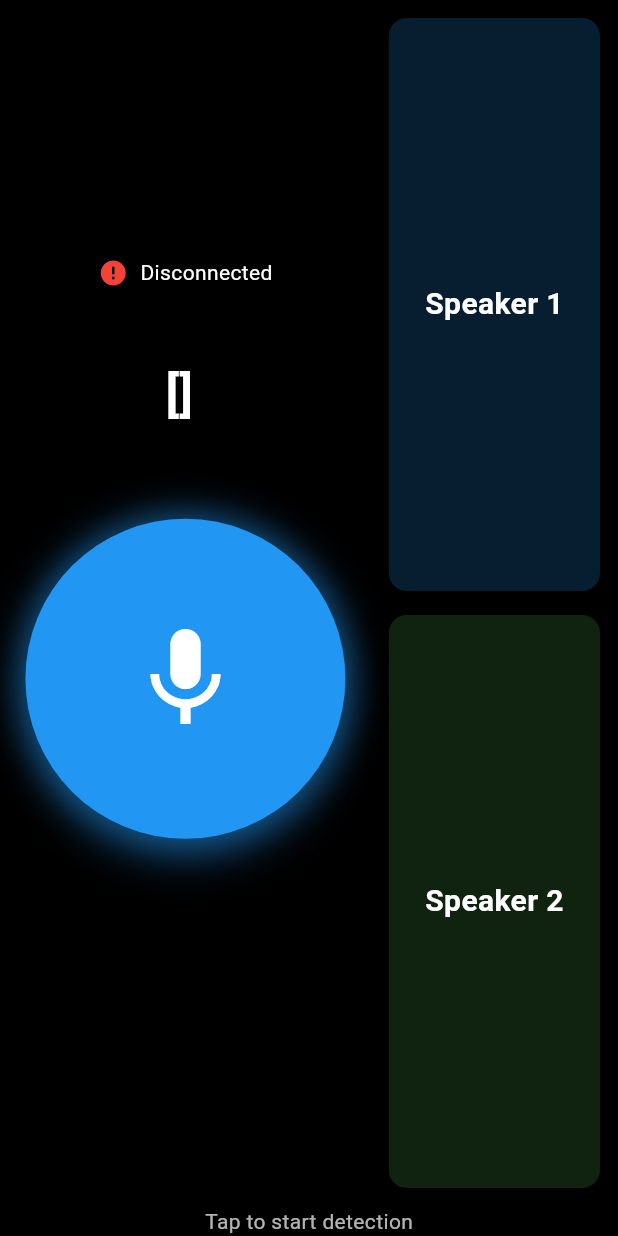
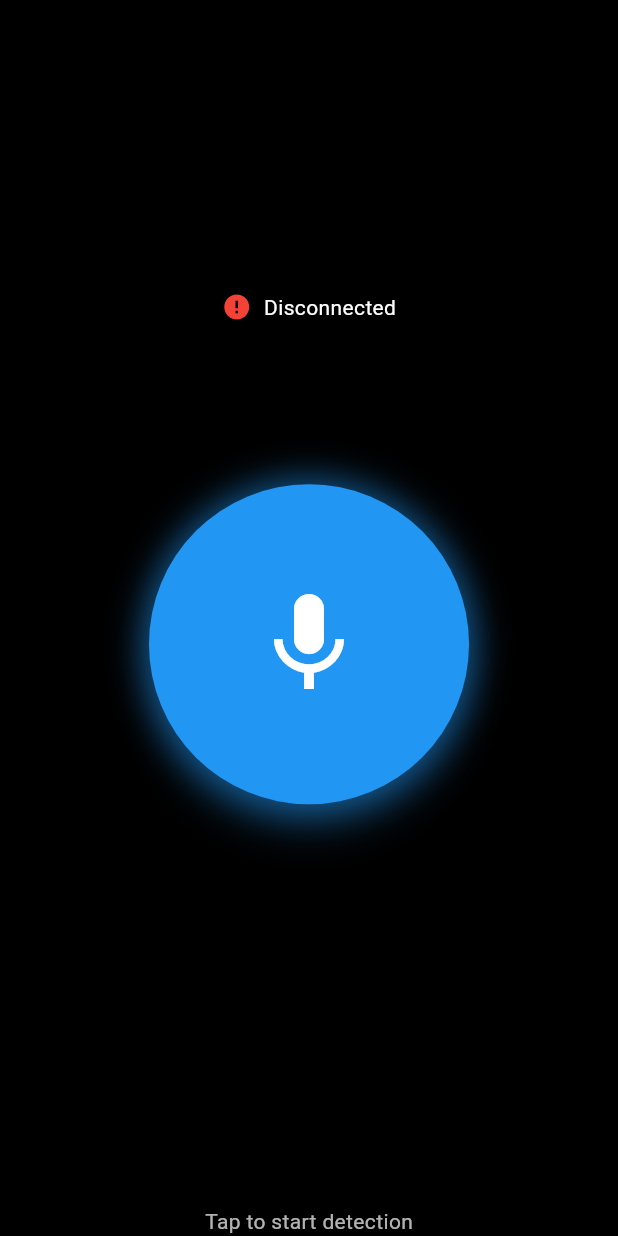
Before and after one commit to EmoAI-Translator/EmoAI-Translator, a Flutter app: the screen it shows after launch, on a phone screen of 412 x 824 dp. Run offline on Flutter 3.47's test engine with Material 3 defaults, Android fonts, the phone set to English and light mode, and no system bars; our stand-ins replace flutter_tts, web; missing offline and left inert: dart:js, dart:js_interop, dart:js_util; network calls fail; statements that could not run were skipped.

Commit message:
feat: MVP Ver.1 -TTS Implemted -Reactive Chat history Added

```diff
--- a/frontend/lib/main.dart
+++ b/frontend/lib/main.dart
@@ -58,6 +58,9 @@ class TTS {
   }
 }
 
+//supported lanuages, right now, lanuage is hardcoded in surver side
+enum Language { ko, en }
+
 class MyApp extends StatelessWidget {
   const MyApp({super.key});
 
@@ -116,8 +119,12 @@ class _EmotionDetectionPageState extends State<EmotionDetectionPage> {
   bool recorderSet = false;
 
   final List<Float32List> _buffers = [];
-  // Uint8List? _recordedBytes;
   TTS tts = TTS();
+
+  //for frontend
+  List<String> Speaker1 = [];
+  List<String> Speaker2 = [];
+  bool _initialstate = true;
 
   // Return Example (Backend → Frontend)
   //   {
@@ -374,18 +381,28 @@ class _EmotionDetectionPageState extends State<EmotionDetectionPage> {
       if (status == 'success' && type == 'speech') {
         debugPrint('✅ Message from backend: $data');
         setState(() {
-          speaker = data['speaker'] ?? 'Unknown';
-          // final original_text = jsonDecode(data['original']);
+          speaker = data['speaker'] ?? 'Speaker 1';
           original = data['original'] ?? {};
-
-          // final original_translated = jsonDecode(data['translated']);
           translated = data['translated'] ?? {};
           emotion = data['emotion'] ?? '';
           emotion_scores = data['emotion_scores'] ?? {};
+
+          tts.setEmotion(emotion);
+          tts.speak(translated['translated_text'] ?? '');
+
+          if (speaker == 'Speaker 1') {
+            Speaker1.add(
+              "${translated['timestamp'] ?? ''}: ${translated['translated_text'] ?? ''}",
+            );
+          } else {
+            Speaker2.add(
+              "${translated['timestamp'] ?? ''}: ${translated['translated_text'] ?? ''}",
+            );
+          }
         });
 
         debugPrint(
-          '🗣️ Speaker: $speaker, Original: ${original['text']}, Translated: ${translated['text']}, Emotion: $emotion',
+          '🗣️ Speaker: $speaker, Original: ${original['text']}, Translated: ${translated['translated_text']}, Emotion: $emotion',
         );
       } else if (status == 'error') {
         debugPrint('❌ Message from backend error: ${data['message']}');
@@ -425,6 +442,7 @@ class _EmotionDetectionPageState extends State<EmotionDetectionPage> {
     );
     setState(() {
       _isTransmitting = false;
+      _initialstate = false;
     });
   }
 
@@ -574,18 +592,18 @@ class _EmotionDetectionPageState extends State<EmotionDetectionPage> {
 
                             const SizedBox(height: 40),
 
-                            // Emotion display
-                            Text(
-                              // _currentEmotion,
-                              original['lang'] == null
-                                  ? ''
-                                  : '[${original['lang']!.toUpperCase()}] ${original['text']!}',
-                              style: const TextStyle(
-                                color: Colors.white,
-                                fontSize: 32,
-                                fontWeight: FontWeight.bold,
-                              ),
-                            ),
+                            // // Emotion display
+                            // Text(
+                            //   // _currentEmotion,
+                            //   original['lang'] == null
+                            //       ? ''
+                            //       : '[${original['lang']!.toUpperCase()}] ${original['text']!}',
+                            //   style: const TextStyle(
+                            //     color: Colors.white,
+                            //     fontSize: 32,
+                            //     fontWeight: FontWeight.bold,
+                            //   ),
+                            // ),
                             const SizedBox(height: 60),
                             Stack(
                               alignment: Alignment.center,
@@ -644,51 +662,6 @@ class _EmotionDetectionPageState extends State<EmotionDetectionPage> {
                               ],
                             ),
                             const SizedBox(height: 20),
-                            // Audio level indicator
-                            if (_isTransmitting)
-                              Container(
-                                padding: const EdgeInsets.symmetric(
-                                  horizontal: 16,
-                                  vertical: 8,
-                                ),
-                                decoration: BoxDecoration(
-                                  color: Colors.black54,
-                                  borderRadius: BorderRadius.circular(20),
-                                ),
-                                child: Column(
-                                  children: [
-                                    Text(
-                                      'Audio Level: ${(_audioLevel * 100).toStringAsFixed(0)}%',
-                                      style: const TextStyle(
-                                        color: Colors.white,
-                                        fontSize: 14,
-                                      ),
-                                    ),
-                                    const SizedBox(height: 8),
-                                    Container(
-                                      width: 200,
-                                      height: 4,
-                                      decoration: BoxDecoration(
-                                        color: Colors.white24,
-                                        borderRadius: BorderRadius.circular(2),
-                                      ),
-                                      child: FractionallySizedBox(
-                                        alignment: Alignment.centerLeft,
-                                        widthFactor: _audioLevel,
-                                        child: Container(
-                                          decoration: BoxDecoration(
-                                            color: Colors.blue,
-                                            borderRadius: BorderRadius.circular(
-                                              2,
-                                            ),
-                                          ),
-                                        ),
-                                      ),
-                                    ),
-                                  ],
-                                ),
-                              ),
-
                             Text(
                               translated['text'] == null
                                   ? ''
@@ -722,6 +695,7 @@ class _EmotionDetectionPageState extends State<EmotionDetectionPage> {
                     ],
                   ),
                 ),
+                if (!_initialstate)
                   Container(
                     width: MediaQuery.of(context).size.width * 0.4,
                     padding: const EdgeInsets.all(12),
@@ -735,15 +709,29 @@ class _EmotionDetectionPageState extends State<EmotionDetectionPage> {
                               color: Colors.blue.withOpacity(0.2),
                               borderRadius: BorderRadius.circular(12),
                             ),
+                            child: ListView.builder(
                               padding: const EdgeInsets.all(16),
-                          alignment: Alignment.center,
-                          child: const Text(
-                            'Speaker 1',
-                            style: TextStyle(
+                              itemCount: Speaker1.length,
+                              itemBuilder: (context, index) {
+                                final message = Speaker1[index];
+                                return Container(
+                                  margin: const EdgeInsets.symmetric(
+                                    vertical: 6,
+                                  ),
+                                  padding: const EdgeInsets.all(12),
+                                  decoration: BoxDecoration(
+                                    color: Colors.grey[800],
+                                    borderRadius: BorderRadius.circular(12),
+                                  ),
+                                  child: Text(
+                                    message,
+                                    style: const TextStyle(
                                       color: Colors.white,
-                              fontSize: 20,
-                              fontWeight: FontWeight.bold,
+                                      fontSize: 16,
                                     ),
+                                  ),
+                                );
+                              },
                             ),
                           ),
                         ),
@@ -751,18 +739,32 @@ class _EmotionDetectionPageState extends State<EmotionDetectionPage> {
                         Expanded(
                           child: Container(
                             decoration: BoxDecoration(
-                            color: Colors.green.withOpacity(0.2),
+                              color: Colors.blue.withOpacity(0.2),
                               borderRadius: BorderRadius.circular(12),
                             ),
+                            child: ListView.builder(
                               padding: const EdgeInsets.all(16),
-                          alignment: Alignment.center,
-                          child: const Text(
-                            'Speaker 2',
-                            style: TextStyle(
+                              itemCount: Speaker2.length,
+                              itemBuilder: (context, index) {
+                                final message = Speaker2[index];
+                                return Container(
+                                  margin: const EdgeInsets.symmetric(
+                                    vertical: 6,
+                                  ),
+                                  padding: const EdgeInsets.all(12),
+                                  decoration: BoxDecoration(
+                                    color: Colors.grey[800],
+                                    borderRadius: BorderRadius.circular(12),
+                                  ),
+                                  child: Text(
+                                    message,
+                                    style: const TextStyle(
                                       color: Colors.white,
-                              fontSize: 20,
-                              fontWeight: FontWeight.bold,
+                                      fontSize: 16,
                                     ),
+                                  ),
+                                );
+                              },
                             ),
                           ),
                         ),
```
Lines whose indentation alone changed are shown as unchanged.
